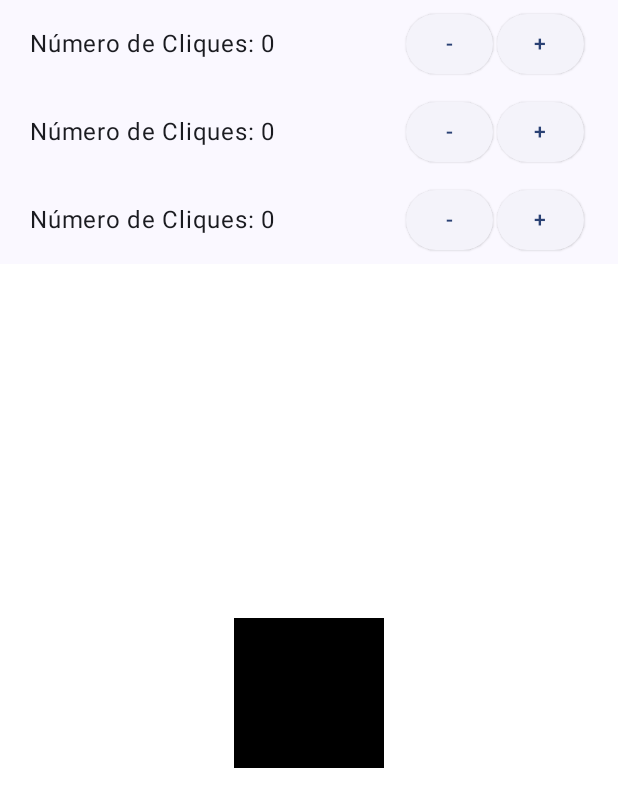
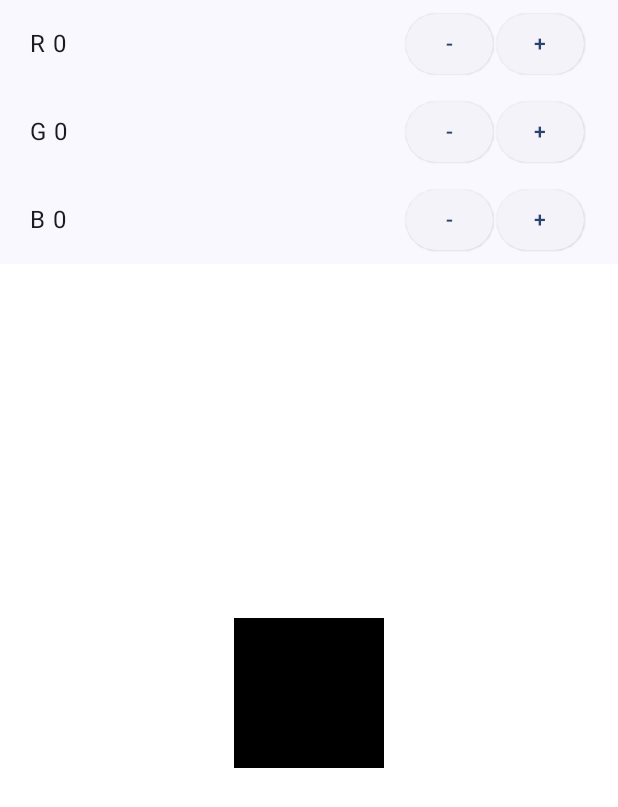
Before and after one commit to tads-ufpr-alexkutzke/ds151-aula-05-counter, an Android app built with Jetpack Compose: the @Preview function PreviewCounterScreen, on a phone screen of 412 x 824 dp. Shown: the top 807 px of the screen. Run offline under Robolectric (Android 15) with nearby library versions, the phone set to English and light mode, and no system bars.

Commit message:
Adiciona parâmetro text ao contador

```diff
--- a/app/src/main/java/com/example/aula05counter/ui/Counter/Counter.kt
+++ b/app/src/main/java/com/example/aula05counter/ui/Counter/Counter.kt
@@ -29,6 +29,7 @@ import com.example.aula05counter.ui.theme.Aula05CounterTheme
 @Composable
 fun Counter(
     modifier: Modifier = Modifier,
+    text:String = "Número de Cliques",
     max: Int = Int.MAX_VALUE,
     min: Int = Int.MIN_VALUE,
     step: Int = 1,
@@ -42,7 +43,7 @@ fun Counter(
             verticalAlignment = Alignment.CenterVertically,
         ){
             Text(
-                text="Número de Cliques: ${count}",
+                text=text + " ${count}",
                 modifier = Modifier.weight(1f)
             )
             Row(
@@ -95,6 +96,7 @@ fun RGBCounterScreen(){
     ) {
         Column(modifier = Modifier.weight(0.5f)) {
             Counter(
+                text="R",
                 min=0,
                 max=255,
                 step=10,
@@ -103,6 +105,7 @@ fun RGBCounterScreen(){
                 onDecrement = { min:Int, max:Int, step:Int -> if(countR-step > min) countR-=step else countR = min },
             )
             Counter(
+                text="G",
                 min=0,
                 max=255,
                 step=10,
@@ -111,6 +114,7 @@ fun RGBCounterScreen(){
                 onDecrement = { min:Int, max:Int, step:Int -> if(countG-step > min) countG-=step else countG = min },
             )
             Counter(
+                text="B",
                 min=0,
                 max=255,
                 step=10,
```
